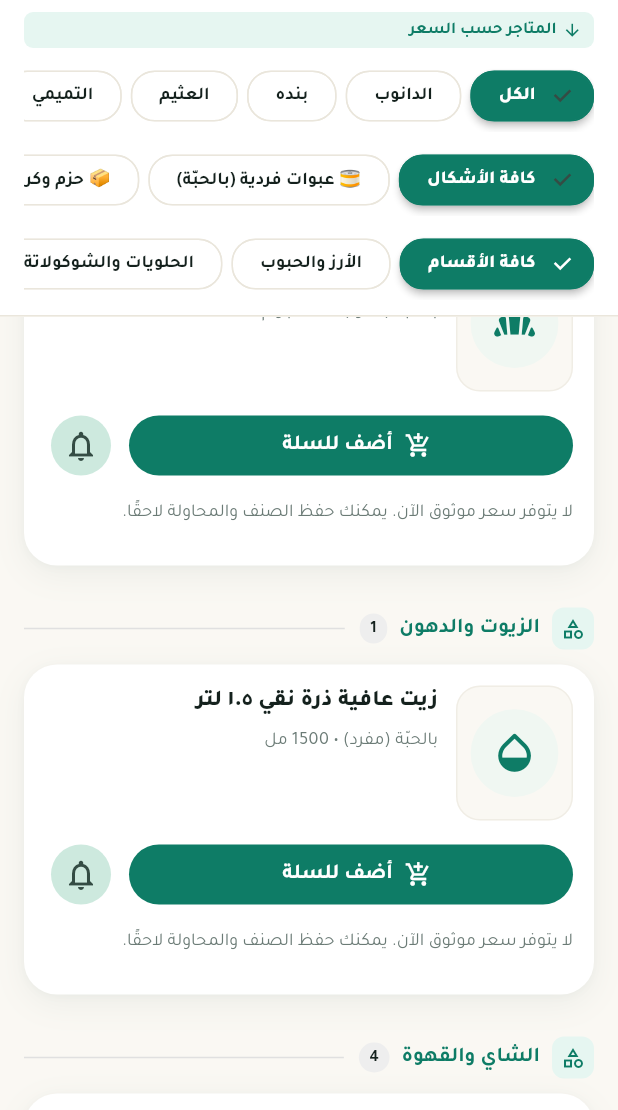
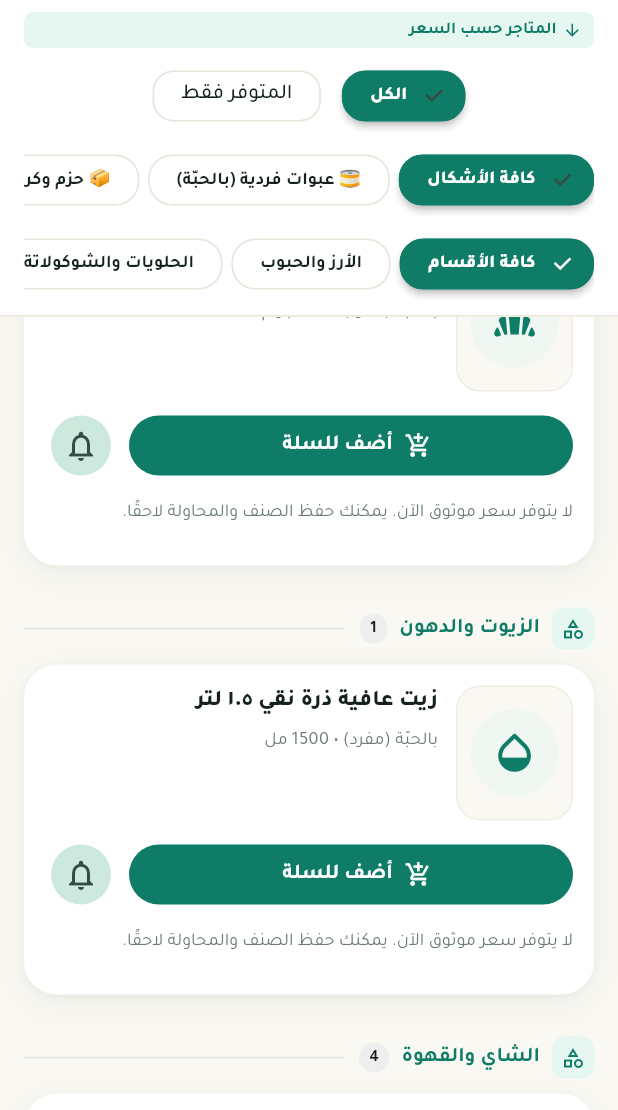
Before and after one commit to saud-saud11/magadi_awfar, a Flutter app: the ResultsScreen screen opened directly with empty values, scrolled down 3456 dp, on a phone screen of 412 x 824 dp, the part 126-1236 px from its top. Run offline on Flutter 3.47's test engine with Material 3 defaults, Android fonts, the phone set to English and light mode, and no system bars; our stand-ins replace shared_preferences; missing offline and left inert: dart:js_interop; accounts and stored records are empty; network calls fail.

Commit message:
Show actual multi-store coverage and keep pack sizes and filtered prices accurate

```diff
--- a/frontend/lib/models/models.dart
+++ b/frontend/lib/models/models.dart
@@ -386,7 +386,8 @@ class SourceInfo {
       code: json['code'] as String? ?? '',
       nameAr: json['name_ar'] as String? ?? '',
       status: json['status'] as String? ?? 'requires_setup',
-      statusText: json['status_text'] as String? ?? '',
+      statusText:
+          (json['status_text'] ?? json['status_message']) as String? ?? '',
       isEnabled: json['is_enabled'] as bool? ?? true,
     );
   }
--- a/frontend/lib/screens/admin_screen.dart
+++ b/frontend/lib/screens/admin_screen.dart
@@ -44,17 +44,17 @@ class _AdminScreenState extends State<AdminScreen> {
                 leading: Icon(Icons.cloud_off_outlined),
                 title: Text('تعذر جلب حالة المصادر من الخادم'),
                 subtitle: Text(
-                  'البحث المباشر في مصدر الدانوب يُجرّب عند البحث. بقية المتاجر تحتاج ربطًا.',
+                  'أعد المحاولة. ستظهر حالة كل متجر بعد استجابة خادم المقارنة.',
                 ),
               ),
             for (final source in sources)
               Card(
                 child: ListTile(
                   leading: Icon(
-                    source.status == 'connected'
+                    source.isEnabled
                         ? Icons.check_circle_outline
                         : Icons.link_off,
-                    color: source.status == 'connected'
+                    color: source.isEnabled
                         ? AppTheme.primary
                         : AppTheme.textMuted,
                   ),
--- a/frontend/lib/screens/results_screen.dart
+++ b/frontend/lib/screens/results_screen.dart
@@ -26,7 +26,7 @@ class ResultsScreen extends StatefulWidget {
 
 class _ResultsScreenState extends State<ResultsScreen> {
   late String _currentSortBy;
-  String _selectedStoreFilter = 'all'; // all, danube, panda, othaim, carrefour
+  String _selectedStoreFilter = 'all';
   String _selectedCategoryFilter = 'all'; // all, or specific subCategory
   String _selectedPackagingFilter = 'all'; // all, single, bundle
   bool _onlyInStock = false;
@@ -58,8 +58,7 @@ class _ResultsScreenState extends State<ResultsScreen> {
       if (mounted) {
         setState(() {
           _result = res;
-          if (res == null ||
-              (res.matchedProducts.isEmpty && res.alternativeSizes.isEmpty)) {
+          if (res == null) {
             _errorMessage =
                 'لم نتمكن من العثور على عروض لبحث «${widget.initialQuery}». يرجى تجربة كلمات أخرى مثل: أرز الشعلان، نوتيلا، حليب السعودية.';
           }
@@ -159,15 +158,9 @@ class _ResultsScreenState extends State<ResultsScreen> {
                     child: Row(
                       children: [
                         _buildFilterChip('الكل', 'all'),
-                        _buildFilterChip('الدانوب', 'danube'),
-                        _buildFilterChip('بنده', 'panda'),
-                        _buildFilterChip('العثيم', 'othaim'),
-                        _buildFilterChip('التميمي', 'tamimi'),
-                        _buildFilterChip('نون منتس', 'noon_minutes'),
-                        _buildFilterChip('أمازون', 'amazon_sa'),
-                        _buildFilterChip('صيدلية النهدي', 'nahdi'),
-                        _buildFilterChip('صيدلية الدواء', 'dawaa'),
-                        _buildFilterChip('كارفور', 'carrefour'),
+                        ..._filterStores.entries.map(
+                          (s) => _buildFilterChip(s.value, s.key),
+                        ),
                         const SizedBox(width: 8),
                         FilterChip(
                           label: const Text('المتوفر فقط'),
@@ -256,6 +249,83 @@ class _ResultsScreenState extends State<ResultsScreen> {
             ),
           ],
         ),
+      ),
+    );
+  }
+
+  Map<String, String> get _filterStores {
+    final stores = <String, String>{};
+    for (final raw in _result?.sourcesSummary ?? []) {
+      if (raw is Map<String, dynamic> && raw['is_enabled'] == true) {
+        stores[raw['code'] as String] = raw['name_ar'] as String;
+      }
+    }
+    for (final p in [
+      ...?_result?.matchedProducts,
+      ...?_result?.alternativeSizes,
+    ]) {
+      for (final o in p.offers) {
+        stores[o.storeCode] = o.storeNameAr;
+      }
+    }
+    return stores;
+  }
+
+  Widget _buildSourceStatus() {
+    final sources = (_result?.sourcesSummary ?? [])
+        .whereType<Map<String, dynamic>>()
+        .map(SourceInfo.fromJson)
+        .toList();
+    if (sources.isEmpty) return const SizedBox();
+    final responded = sources.where((s) => s.status == 'connected').length;
+    final enabled = sources.where((s) => s.isEnabled).length;
+    return Card(
+      margin: const EdgeInsets.only(bottom: 12),
+      child: ExpansionTile(
+        leading: const Icon(Icons.storefront_outlined, color: AppTheme.primary),
+        title: Text(
+          'استجاب $responded من $enabled متاجر مرتبطة',
+          style: const TextStyle(fontSize: 13, fontWeight: FontWeight.bold),
+        ),
+        subtitle: const Text(
+          'حالة المتاجر ونطاق التغطية',
+          style: TextStyle(fontSize: 11),
+        ),
+        children: [
+          for (final s in sources)
+            ListTile(
+              dense: true,
+              leading: Icon(
+                s.status == 'connected'
+                    ? Icons.check_circle_outline
+                    : s.isEnabled
+                    ? Icons.sync_problem
+                    : Icons.link_off,
+                color: s.status == 'connected'
+                    ? AppTheme.primary
+                    : AppTheme.textMuted,
+                size: 18,
+              ),
+              title: Text(
+                s.nameAr,
+                style: const TextStyle(
+                  fontSize: 12,
+                  fontWeight: FontWeight.bold,
+                ),
+              ),
+              subtitle: Text(
+                s.statusText,
+                style: const TextStyle(fontSize: 11),
+              ),
+            ),
+          const Padding(
+            padding: EdgeInsets.all(12),
+            child: Text(
+              'أسعار الكتالوج قد تخص فرعًا خارج المدينة. التوفر والتوصيل ورسوم الطلب تُؤكد لدى المتجر.',
+              style: TextStyle(fontSize: 11, color: AppTheme.textMuted),
+            ),
+          ),
+        ],
       ),
     );
   }
@@ -369,8 +439,17 @@ class _ResultsScreenState extends State<ResultsScreen> {
   Widget _buildResultsList() {
     if (_result == null) return const SizedBox();
 
-    final allMatched = _result!.matchedProducts;
-    final alternatives = _result!.alternativeSizes;
+    bool visible(ProductItem p) =>
+        (_selectedStoreFilter == 'all' && !_onlyInStock) ||
+        p.offers.any(
+          (o) =>
+              o.isFresh &&
+              (_selectedStoreFilter == 'all' ||
+                  o.storeCode == _selectedStoreFilter) &&
+              (!_onlyInStock || (o.stockKnown && o.isInStock)),
+        );
+    final allMatched = _result!.matchedProducts.where(visible).toList();
+    final alternatives = _result!.alternativeSizes.where(visible).toList();
     final exactMatched = _result!.exactSizeMatched;
 
     var matched = _selectedCategoryFilter == 'all'
@@ -391,6 +470,7 @@ class _ResultsScreenState extends State<ResultsScreen> {
     return ListView(
       padding: const EdgeInsets.all(16),
       children: [
+        _buildSourceStatus(),
         Padding(
           padding: const EdgeInsets.only(bottom: 12),
           child: Text(
@@ -503,7 +583,9 @@ class _ResultsScreenState extends State<ResultsScreen> {
                 ),
                 const SizedBox(height: 18),
                 Text(
-                  _result!.statusMessage.isNotEmpty
+                  _selectedStoreFilter != 'all'
+                      ? 'لا توجد نتائج من هذا المتجر ضمن البحث الحالي. راجع حالة المتاجر أعلاه.'
+                      : _result!.statusMessage.isNotEmpty
                       ? _result!.statusMessage
                       : 'لم يتم العثور على منتجات مطابقة لبحثك.',
                   style: const TextStyle(
--- a/frontend/lib/services/api_service.dart
+++ b/frontend/lib/services/api_service.dart
@@ -71,6 +71,7 @@ class ApiService {
   }) async {
     List<ProductItem> live = [];
     List<dynamic> sources = [];
+    SearchResult? serverResult;
     if (baseUrl.isNotEmpty) {
       try {
         final uri = Uri.parse('$baseUrl/search').replace(
@@ -80,11 +81,12 @@ class ApiService {
             'sort_by': sortBy,
           },
         );
-        final res = await http.get(uri).timeout(const Duration(seconds: 9));
+        final res = await http.get(uri).timeout(const Duration(seconds: 16));
         if (res.statusCode == 200) {
           final result = SearchResult.fromJson(
             jsonDecode(utf8.decode(res.bodyBytes)),
           );
+          serverResult = result;
           sources = result.sourcesSummary;
           live = [
             ...result.matchedProducts,
@@ -95,12 +97,24 @@ class ApiService {
         /* Try the retailer's public search source below. */
       }
     }
-    if (live.isEmpty) {
+    if (live.isEmpty && serverResult == null) {
       try {
         live = await LiveDanubeClient.search(query);
+        sources = [
+          {
+            'code': 'danube',
+            'name_ar': 'الدانوب',
+            'status': live.isEmpty ? 'temporarily_unavailable' : 'connected',
+            'status_text':
+                'تعذر الاتصال بخادم المقارنة؛ هذه نتائج المصدر الاحتياطي فقط',
+            'is_enabled': true,
+            'products_count': live.length,
+          },
+        ];
       } catch (_) {}
     }
     if (live.isEmpty) {
+      if (serverResult != null) return serverResult;
       return OfflineCatalog.search(
         query: query,
         district: district,
--- a/frontend/lib/services/product_matching.dart
+++ b/frontend/lib/services/product_matching.dart
@@ -19,17 +19,22 @@ class ProductMatching {
   }
 
   static ({double? amount, String? unit, int? pack}) measurement(String value) {
-    final text = normalize(value);
+    final text = normalize(value)
+        .replaceAllMapped(
+          RegExp(r'(\d+(?:\.\d+)?)\s*\+\s*(\d+(?:\.\d+)?)'),
+          (m) => '${num.parse(m[1]!) + num.parse(m[2]!)} ',
+        )
+        .replaceAll(RegExp(r'[()]'), ' ');
     final size = RegExp(
-      r'(\d+(?:\.\d+)?)\s*(كيلوجرام|كيلو|كجم|كغم|kg|جرام|غرام|جم|غم|g|ملليلتر|مليلتر|ml|مل|لتر|liters?|litres?|l)(?![a-z\u0600-\u06ff])',
+      r'(\d+(?:\.\d+)?)\s*(كيلو\s*جرام|كيلوجرام|كيلو|كجم|كغم|كغ|kg|جرام|غرام|جم|غم|grams?|gm|g|ملليلتر|مليلتر|ml|مل|لتر|liters?|litres?|l)(?![a-z\u0600-\u06ff])',
       caseSensitive: false,
     ).firstMatch(text);
     double? amount;
     String? unit;
     if (size != null) {
       amount = double.parse(size[1]!);
-      final rawUnit = size[2]!;
-      if (['كيلوجرام', 'كيلو', 'كجم', 'كغم', 'kg'].contains(rawUnit)) {
+      final rawUnit = size[2]!.replaceAll(RegExp(r'\s'), '');
+      if (['كيلوجرام', 'كيلو', 'كجم', 'كغم', 'كغ', 'kg'].contains(rawUnit)) {
         amount *= 1000;
         unit = 'g';
       } else if ([
@@ -52,9 +57,11 @@ class ProductMatching {
           r'(?:جرام|غرام|جم|kg|g|ml|مل|لتر|l)\s*[x×*]\s*(\d+)',
         ).firstMatch(text) ??
         RegExp(
-          r'(\d+)\s*(?:عبوات|عبوه|علب|علبه|حبات|قطع)(?![a-z\u0600-\u06ff])',
+          r'(\d+)\s*(?:عبوات|عبوه|علب|علبه|حبات|قطع|pieces?|pcs|bottles?|cans?|sachets?)(?![a-z\u0600-\u06ff])',
         ).firstMatch(text) ??
-        RegExp(r'(?:حزمه|كرتون|شده|pack)\s*\(?\s*(\d+)').firstMatch(text);
+        RegExp(
+          r'(?:حزمه|كرتون|شده|pack)\s*(?:of\s*)?\(?\s*(\d+)',
+        ).firstMatch(text);
     return (
       amount: amount,
       unit: unit,
@@ -65,7 +72,7 @@ class ProductMatching {
   static String variantName(String name) => normalize(name)
       .replaceAll(
         RegExp(
-          r'\d+(?:\.\d+)?\s*(?:كيلوجرام|كيلو|كجم|كغم|kg|جرام|غرام|جم|غم|g|ملليلتر|مليلتر|ml|مل|لتر|liters?|litres?|l)(?![a-z\u0600-\u06ff])',
+          r'\d+(?:\.\d+)?\s*(?:كيلو\s*جرام|كيلوجرام|كيلو|كجم|كغم|كغ|kg|جرام|غرام|جم|غم|grams?|gm|g|ملليلتر|مليلتر|ml|مل|لتر|liters?|litres?|l)(?![a-z\u0600-\u06ff])',
         ),
         '',
       )
--- a/frontend/lib/widgets/verified_product_card.dart
+++ b/frontend/lib/widgets/verified_product_card.dart
@@ -37,6 +37,8 @@ class _VerifiedProductCardState extends State<VerifiedProductCard> {
             ? stockA.compareTo(stockB)
             : a.priceHalalas.compareTo(b.priceHalalas);
       });
+    final comparable = offers.where((o) => o.canCompare).toList();
+    final lowest = comparable.isEmpty ? null : comparable.first;
     final visible = widget.expanded || _showAll
         ? offers
         : offers.take(3).toList();
@@ -79,11 +81,11 @@ class _VerifiedProductCardState extends State<VerifiedProductCard> {
                             fontSize: 12,
                           ),
                         ),
-                        if (p.lowestOffer != null)
+                        if (lowest != null)
                           Padding(
                             padding: const EdgeInsets.only(top: 8),
                             child: Text(
-                              'من ${p.lowestOffer!.priceSar.toStringAsFixed(2)} ر.س',
+                              'من ${lowest.priceSar.toStringAsFixed(2)} ر.س',
                               style: const TextStyle(
                                 color: AppTheme.primary,
                                 fontSize: 20,
@@ -161,7 +163,7 @@ class _VerifiedProductCardState extends State<VerifiedProductCard> {
                 margin: const EdgeInsets.only(top: 9),
                 padding: const EdgeInsets.all(12),
                 decoration: BoxDecoration(
-                  color: offer == offers.first
+                  color: offer == lowest
                       ? AppTheme.primaryContainer
                       : AppTheme.background,
                   borderRadius: BorderRadius.circular(14),
@@ -195,6 +197,17 @@ class _VerifiedProductCardState extends State<VerifiedProductCard> {
                         color: AppTheme.textMuted,
                       ),
                     ),
+                    if (offer.branchNameAr != null)
+                      Padding(
+                        padding: const EdgeInsets.only(top: 4),
+                        child: Text(
+                          offer.branchNameAr!,
+                          style: const TextStyle(
+                            fontSize: 10,
+                            color: AppTheme.textMuted,
+                          ),
+                        ),
+                      ),
                     if (offer.originalPriceSar != null && offer.isOnSale)
                       Text(
                         'قبل العرض ${offer.originalPriceSar!.toStringAsFixed(2)} ر.س',
```
Also changed, not shown: 1 other file.
